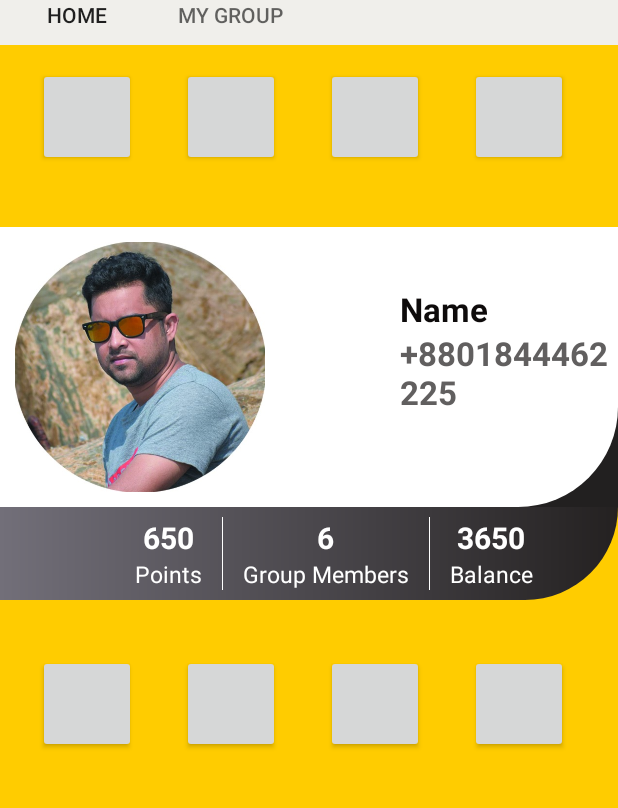
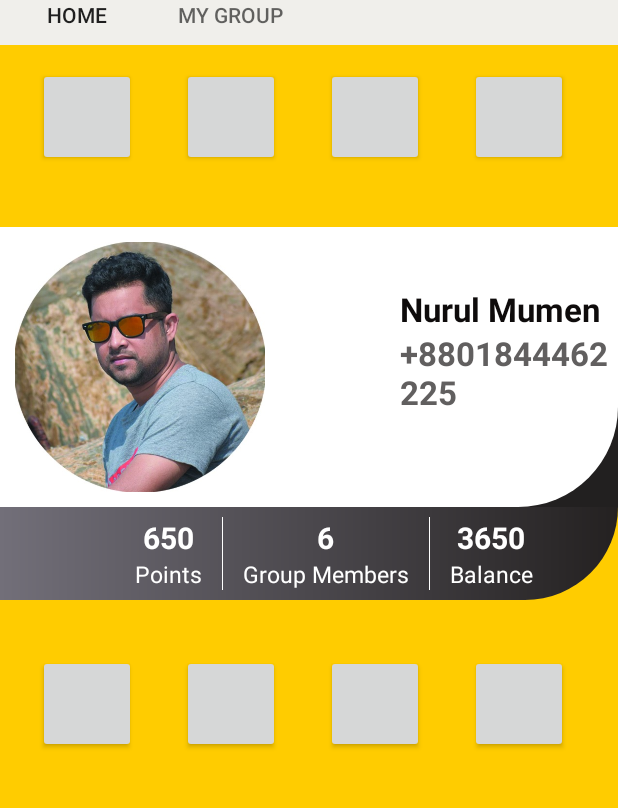
Before and after one commit to tarikulIslam346/ppeep_mobile_app, an Android app: the fragment FragmentMyProfile placed in its activity, on a phone screen of 412 x 824 dp, the part 147-955 px from its top. Run offline under Robolectric (Android 15) with nearby library versions, the phone set to English and light mode, and no system bars; our stand-ins replace Room's generated code; libraries missing offline, so code that uses them is left out: at.markushi.ui, com.facebook.accountkit, com.smarteist.autoimageslider, com.varunest.sparkbutton; plain views replace CircleButton, SliderLayout, SparkButton; 13 statements that could not run were skipped.

Commit message:
Drwaer profile name

```diff
--- a/app/src/main/java/com/example/ppeepfinal/FragmentMyProfile.java
+++ b/app/src/main/java/com/example/ppeepfinal/FragmentMyProfile.java
@@ -18,31 +18,34 @@ import java.util.List;
 
 public class FragmentMyProfile extends Fragment {
 
+    View v;
 
-    View v;
     TextView myProfileName,myPhoneNo;
+
     private UserDatabase mdb;
 
-
-    public FragmentMyProfile() {
-    }
+    public FragmentMyProfile() { }
 
     @Nullable
     @Override
     public View onCreateView(@NonNull LayoutInflater inflater, @Nullable ViewGroup container, @Nullable Bundle savedInstanceState) {
 
       v=inflater.inflate(R.layout.myprofile_fragment,container,false);
-        mdb = UserDatabase.getInstance(getContext());
+
+        mdb = UserDatabase.getInstance(getContext());//intantiate room database
+
         myProfileName = v.findViewById(R.id.profile_name);
+
         myPhoneNo = v.findViewById(R.id.phone_no);
-        myProfileName.setText("Name");
-       List<UserModel> user =  mdb.userDAO().loadPhone();
-       if(user!= null && !user.equals("")){
-           //Toast.makeText(getContext(), user.get(1).getPhone(), Toast.LENGTH_SHORT).show();
-           myPhoneNo.setText(user.get(0).getPhone());
-           myProfileName.setText(user.get(0).getName());
-       }
-       //user.get()
+
+        List<UserModel> user =  mdb.userDAO().loadPhone();//select all data form room database user table
+
+        if(user.size()!= 0){//if data exist
+
+           myPhoneNo.setText(user.get(0).getPhone());// set phone to text view
+
+           myProfileName.setText(user.get(0).getName());// set name to text view
+        }
 
       return v;
 
--- a/app/src/main/java/com/example/ppeepfinal/HomePage.java
+++ b/app/src/main/java/com/example/ppeepfinal/HomePage.java
@@ -12,68 +12,80 @@ import android.support.v7.app.AppCompatActivity;
 import android.os.Bundle;
 import android.view.MenuItem;
 import android.view.View;
-import android.widget.Button;
 import android.widget.TextView;
 
-import com.smarteist.autoimageslider.SliderLayout;
+import com.example.ppeepfinal.data.UserDatabase;
+import com.example.ppeepfinal.data.UserModel;
+
+import java.util.List;
 
 public class HomePage extends AppCompatActivity implements NavigationView.OnNavigationItemSelectedListener {
+
     DrawerLayout mDrawerLayout;
+
     ActionBarDrawerToggle mToggle;
 
     private TabLayout tabLayout;
+
     private ViewPager viewPager;
+
     private ViewPagerAdapter adapter;
-    //Context context;
-    private Button mPeep;
-   // SliderLayout sliderLayout;
-   // TextView profileName ;
+
+    private UserDatabase mdb;// declear databse
+
     @Override
     protected void onCreate(Bundle savedInstanceState) {
+
         super.onCreate(savedInstanceState);
+
         setContentView(R.layout.activity_home_page);
+
         tabLayout = (TabLayout) findViewById(R.id.tabLayoutId);
+
         viewPager = (ViewPager) findViewById(R.id.viewPagerId);
+
         adapter = new ViewPagerAdapter(getSupportFragmentManager());
-
 
         mDrawerLayout = findViewById(R.id.drawerId);
 
-
+        mdb = UserDatabase.getInstance(getApplicationContext());//call database here
 
         mToggle = new ActionBarDrawerToggle(this,mDrawerLayout,R.string.nav_open,R.string.nav_close);
 
         mDrawerLayout.addDrawerListener(mToggle);
+
         mToggle.syncState();
+
         getSupportActionBar().setDisplayHomeAsUpEnabled(true);
 
-        //get profile text_view
-        //View headerView = HomePage.f(R.layout.hea);
-       // profileName = (TextView) findViewById(R.id.profile_name);
-       //profileName.setText(" OK");
+        NavigationView navigationView = (NavigationView) findViewById(R.id.NavigationId);
 
+        View headerView = navigationView.getHeaderView(0);
 
+        TextView navUsername = (TextView) headerView.findViewById(R.id.profile_name);
 
+        List<UserModel> user =  mdb.userDAO().loadPhone();//select all data form room database user table
 
-
+        if(user.size()!=0) {navUsername.setText(user.get(0).getName());}
 
         //add fragment here
+        adapter.AddFragment(new FragmentHome(),"Home");
 
-        adapter.AddFragment(new FragmentHome(),"Home");
         adapter.AddFragment(new FragmentGroup(),"My Group");
+
         //  adapter.AddFragment(new FragmentNotification() ,"Promotion");
+
         adapter.AddFragment(new FragmentNotification(),"Notification");
+
         adapter.AddFragment(new FragmentMyProfile(),"My Profile");
 
+        viewPager.setAdapter(adapter);
 
-        viewPager.setAdapter(adapter);
         tabLayout.setupWithViewPager(viewPager);
 
         tabLayout.getTabAt(0).setIcon(R.drawable.icon_homelogo);
+
         tabLayout.getTabAt(1).setIcon(R.drawable.groupicon);
-
-
-
 
 /*
         for (int i = 0; i < tabLayout.getTabCount(); i++) {
--- a/app/src/main/res/layout/group_fragment.xml
+++ b/app/src/main/res/layout/group_fragment.xml
@@ -4,7 +4,7 @@
     xmlns:app="http://schemas.android.com/apk/res-auto"
     android:layout_width="match_parent"
     android:layout_height="match_parent"
-android:layout_centerInParent="true"
+    android:layout_centerInParent="true"
     android:background="@color/backgroundfragment"
     android:orientation="vertical">
 
@@ -12,15 +12,13 @@ android:layout_centerInParent="true"
     <LinearLayout
         android:layout_width="match_parent"
         android:layout_height="match_parent"
-        android:gravity="center"
-        >
+        android:gravity="center">
 
 
         <com.hitomi.cmlibrary.CircleMenu
             android:id="@+id/circleMenuId"
             android:layout_width="wrap_content"
             android:layout_height="320dp"
-
             android:layout_marginTop="90dp"
             android:gravity="center"
             android:scaleX="1.5"
```
Also changed, not shown: app/src/main/res/layout/activity_input_details.xml (+9 -11 lines), app/src/main/res/layout/header.xml (+3 -10 lines).
